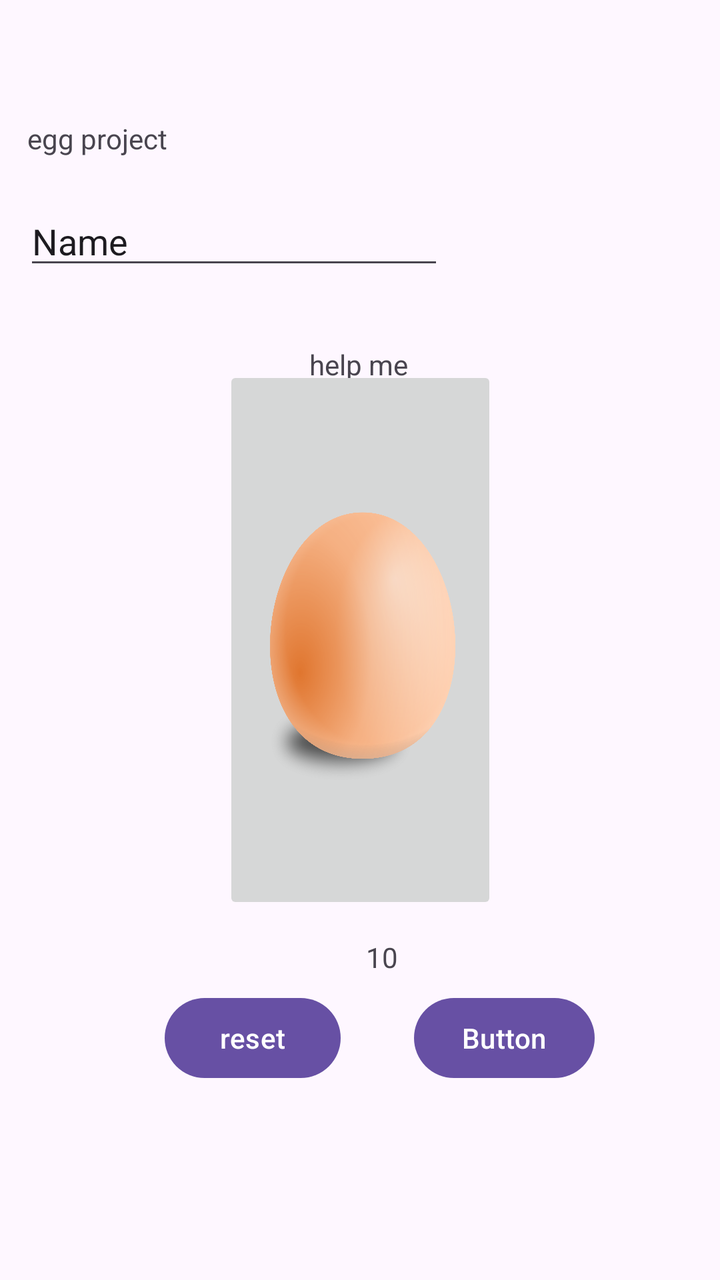
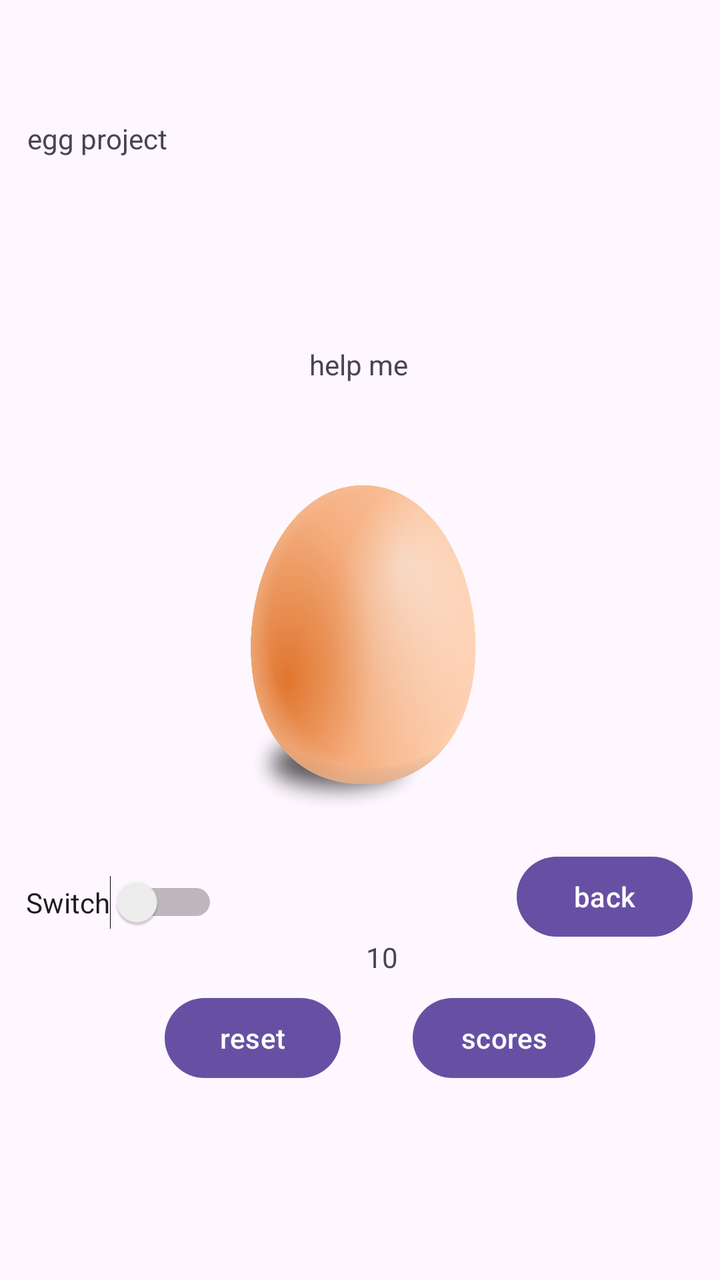

Two renders of the same Android screen: before a commit and after it. Below are the layout's source before the change and the commit's diff.
<!-- AndroidManifest.xml: application theme Theme.MyApplication -->
<!-- res/layout/activity_main.xml -->
<?xml version="1.0" encoding="utf-8"?>
<androidx.constraintlayout.widget.ConstraintLayout xmlns:android="http://schemas.android.com/apk/res/android"
    xmlns:app="http://schemas.android.com/apk/res-auto"
    xmlns:tools="http://schemas.android.com/tools"
    android:id="@+id/tv_title"
    android:layout_width="match_parent"
    android:layout_height="match_parent"
    tools:context=".MainActivity">

    <TextView
        android:layout_width="wrap_content"
        android:layout_height="wrap_content"
        android:text="egg project"
        app:layout_constraintBottom_toBottomOf="parent"
        app:layout_constraintEnd_toEndOf="parent"
        app:layout_constraintHorizontal_bias="0.047"
        app:layout_constraintStart_toStartOf="parent"
        app:layout_constraintTop_toTopOf="parent"
        app:layout_constraintVertical_bias="0.096" />

    <EditText
        android:id="@+id/ett_name"
        android:layout_width="wrap_content"
        android:layout_height="wrap_content"
        android:ems="10"
        android:inputType="text"
        android:text="Name"
        app:layout_constraintBottom_toBottomOf="parent"
        app:layout_constraintEnd_toEndOf="parent"
        app:layout_constraintHorizontal_bias="0.079"
        app:layout_constraintStart_toStartOf="parent"
        app:layout_constraintTop_toTopOf="parent"
        app:layout_constraintVertical_bias="0.164" />

    <TextView
        android:id="@+id/tv_count"
        android:layout_width="wrap_content"
        android:layout_height="wrap_content"
        android:text="10"
        app:layout_constraintBottom_toBottomOf="parent"
        app:layout_constraintEnd_toEndOf="parent"
        app:layout_constraintHorizontal_bias="0.532"
        app:layout_constraintStart_toStartOf="parent"
        app:layout_constraintTop_toTopOf="parent"
        app:layout_constraintVertical_bias="0.755" />

    <Button
        android:id="@+id/btn_scores"
        android:layout_width="wrap_content"
        android:layout_height="wrap_content"
        android:text="Button"
        app:layout_constraintBottom_toBottomOf="parent"
        app:layout_constraintEnd_toEndOf="parent"
        app:layout_constraintHorizontal_bias="0.768"
        app:layout_constraintStart_toStartOf="parent"
        app:layout_constraintTop_toTopOf="parent"
        app:layout_constraintVertical_bias="0.836" />

    <Button
        android:id="@+id/btn_reset"
        android:layout_width="wrap_content"
        android:layout_height="wrap_content"
        android:text="reset"
        app:layout_constraintBottom_toBottomOf="parent"
        app:layout_constraintEnd_toEndOf="parent"
        app:layout_constraintHorizontal_bias="0.303"
        app:layout_constraintStart_toStartOf="parent"
        app:layout_constraintTop_toTopOf="parent"
        app:layout_constraintVertical_bias="0.836" />

    <TextView
        android:id="@+id/tv_helpme"
        android:layout_width="wrap_content"
        android:layout_height="wrap_content"
        android:text="help me"
        app:layout_constraintBottom_toBottomOf="parent"
        app:layout_constraintEnd_toEndOf="parent"
        app:layout_constraintHorizontal_bias="0.498"
        app:layout_constraintStart_toStartOf="parent"
        app:layout_constraintTop_toTopOf="parent"
        app:layout_constraintVertical_bias="0.278" />

    <ImageButton
        android:id="@+id/imgbtn_egg"
        android:layout_width="137dp"
        android:layout_height="274dp"
        android:scaleType="fitCenter"
        app:layout_constraintBottom_toBottomOf="parent"
        app:layout_constraintEnd_toEndOf="parent"
        app:layout_constraintStart_toStartOf="parent"
        app:layout_constraintTop_toTopOf="parent"
        app:srcCompat="@drawable/niceegg" />

</androidx.constraintlayout.widget.ConstraintLayout>
<!-- resources referenced by this layout -->
<resources>
  <!-- drawable niceegg: png bitmap (drawable, 305969 bytes) -->
  <style name="Theme.MyApplication" parent="Base.Theme.MyApplication" />
  <style name="Base.Theme.MyApplication" parent="Theme.Material3.DayNight.NoActionBar">
          
          
      </style>
</resources>

<!-- the commit's change to res/layout/activity_main.xml (unified diff, before → after) -->
@@ -18,20 +18,6 @@
         app:layout_constraintTop_toTopOf="parent"
         app:layout_constraintVertical_bias="0.096" />
 
-    <EditText
-        android:id="@+id/ett_name"
-        android:layout_width="wrap_content"
-        android:layout_height="wrap_content"
-        android:ems="10"
-        android:inputType="text"
-        android:text="Name"
-        app:layout_constraintBottom_toBottomOf="parent"
-        app:layout_constraintEnd_toEndOf="parent"
-        app:layout_constraintHorizontal_bias="0.079"
-        app:layout_constraintStart_toStartOf="parent"
-        app:layout_constraintTop_toTopOf="parent"
-        app:layout_constraintVertical_bias="0.164" />
-
     <TextView
         android:id="@+id/tv_count"
         android:layout_width="wrap_content"
@@ -48,7 +34,7 @@
         android:id="@+id/btn_scores"
         android:layout_width="wrap_content"
         android:layout_height="wrap_content"
-        android:text="Button"
+        android:text="scores"
         app:layout_constraintBottom_toBottomOf="parent"
         app:layout_constraintEnd_toEndOf="parent"
         app:layout_constraintHorizontal_bias="0.768"
@@ -89,6 +75,31 @@
         app:layout_constraintEnd_toEndOf="parent"
         app:layout_constraintStart_toStartOf="parent"
         app:layout_constraintTop_toTopOf="parent"
+        android:background="@android:color/transparent"
         app:srcCompat="@drawable/niceegg" />
 
+    <Button
+        android:id="@+id/btn_back"
+        android:layout_width="wrap_content"
+        android:layout_height="wrap_content"
+        android:text="back"
+        app:layout_constraintBottom_toBottomOf="parent"
+        app:layout_constraintEnd_toEndOf="parent"
+        app:layout_constraintHorizontal_bias="0.95"
+        app:layout_constraintStart_toStartOf="parent"
+        app:layout_constraintTop_toTopOf="parent"
+        app:layout_constraintVertical_bias="0.717" />
+
+    <Switch
+        android:id="@+id/swch_lightdark"
+        android:layout_width="wrap_content"
+        android:layout_height="wrap_content"
+        android:text="Switch"
+        app:layout_constraintBottom_toBottomOf="parent"
+        app:layout_constraintEnd_toEndOf="parent"
+        app:layout_constraintHorizontal_bias="0.049"
+        app:layout_constraintStart_toStartOf="parent"
+        app:layout_constraintTop_toTopOf="parent"
+        app:layout_constraintVertical_bias="0.714" />
+
 </androidx.constraintlayout.widget.ConstraintLayout>
